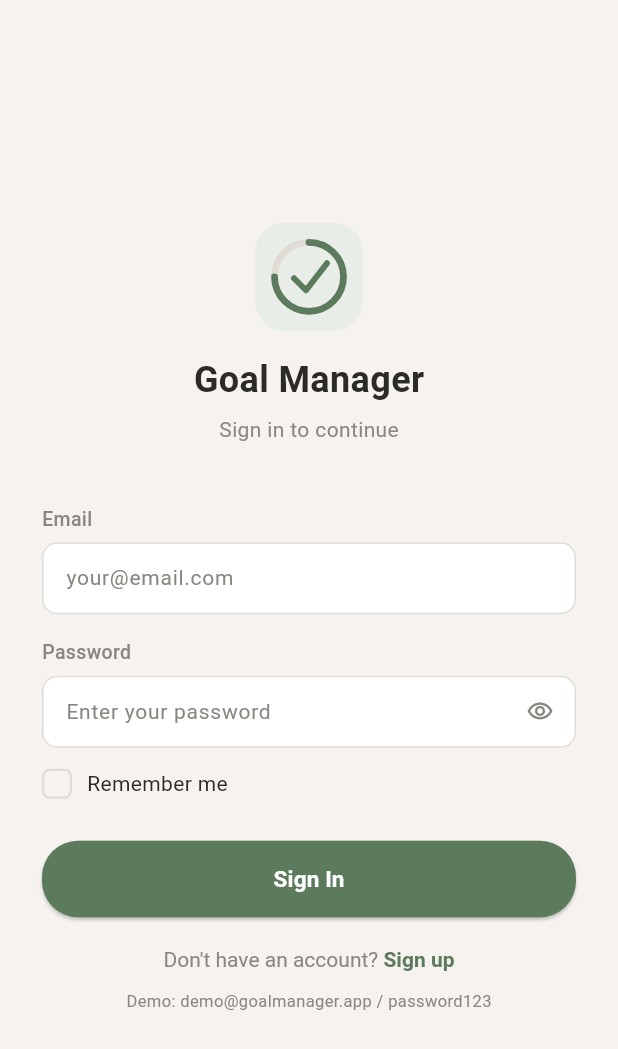
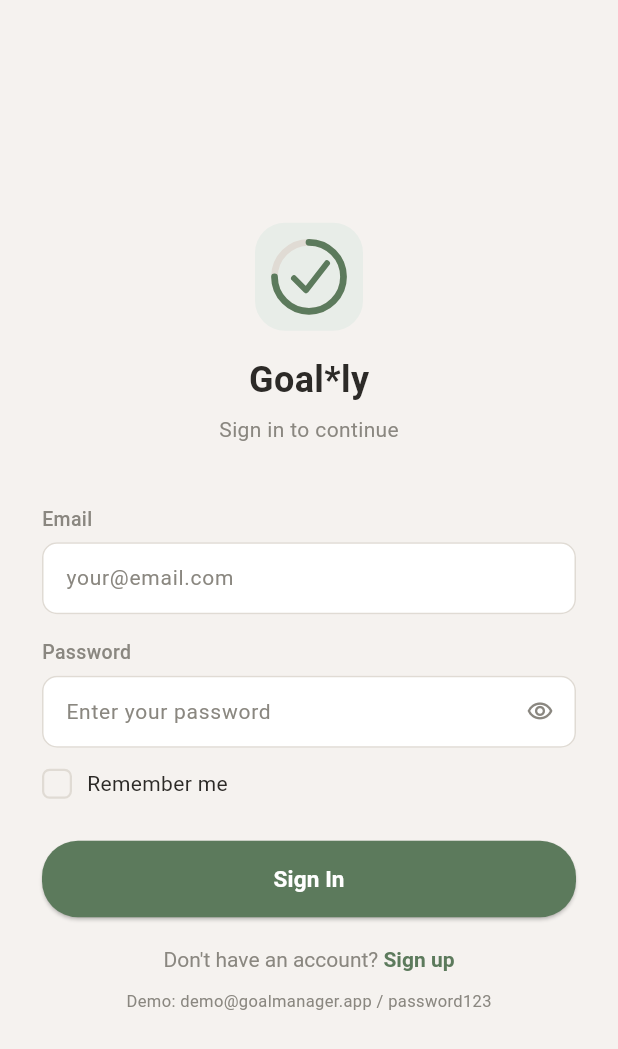
Before and after one commit to Anaiahm/goal_manager, a Flutter app: the screen it shows after launch, on a phone screen of 412 x 824 dp. Shown: the top 1049 px of the screen. Run offline on Flutter 3.47's test engine with Material 3 defaults, Android fonts, the light colour scheme and no system bars; accounts and stored records are empty.

Commit message:
Changed app name from Goal Manager to Goal*ly

```diff
--- a/lib/auth.dart
+++ b/lib/auth.dart
@@ -78,7 +78,7 @@ class _SignInPageState extends State<SignInPage> {
                     child: CustomPaint(
                       painter: _RingCheckPainter(c.border, c.primary))))),
                 const SizedBox(height: 16),
-                Text('Goal Manager', style: TextStyle(fontSize: 24,
+                Text('Goal*ly', style: TextStyle(fontSize: 24,
                   fontWeight: FontWeight.w700, color: c.textPrimary)),
                 const SizedBox(height: 6),
                 Text('Sign in to continue',
--- a/lib/main.dart
+++ b/lib/main.dart
@@ -23,7 +23,7 @@ class _GoalManagerAppState extends State<GoalManagerApp> {
 
   static final Map<String, UserProfile> _accounts = {
     'demo@goalmanager.app': UserProfile(
-      name: 'Anaiah',
+      name: 'Demo User',
       email: 'demo@goalmanager.app',
       password: 'password123',
       avatarColorIndex: 0,
@@ -68,7 +68,7 @@ class _GoalManagerAppState extends State<GoalManagerApp> {
           final c      = allThemes[allThemeEnums.indexOf(theme)];
           final isDark = theme == AppTheme.dark || theme == AppTheme.manly;
           return MaterialApp(
-            title: 'Goal Manager',
+            title: 'Goal*ly',
             debugShowCheckedModeBanner: false,
             theme: ThemeData(
               brightness: isDark ? Brightness.dark : Brightness.light,
@@ -251,7 +251,7 @@ class _MainShellState extends State<MainShell> {
                   // App title / logo area
                   Container(
                     padding: const EdgeInsets.fromLTRB(20, 40, 20, 24),
-                    child: Text('Goal Manager',
+                    child: Text('Goal*ly',
                       style: TextStyle(fontSize: 16, fontWeight: FontWeight.w700,
                         color: c.primary)),
                   ),
--- a/pubspec.yaml
+++ b/pubspec.yaml
@@ -1,5 +1,5 @@
 name: goal_manager
-description: A customizable goal & task manager.
+description: Goal*ly – your personal goal & life manager.
 publish_to: 'none'
 version: 1.0.0+1
 
```
Also changed, not shown: 2 other files.
